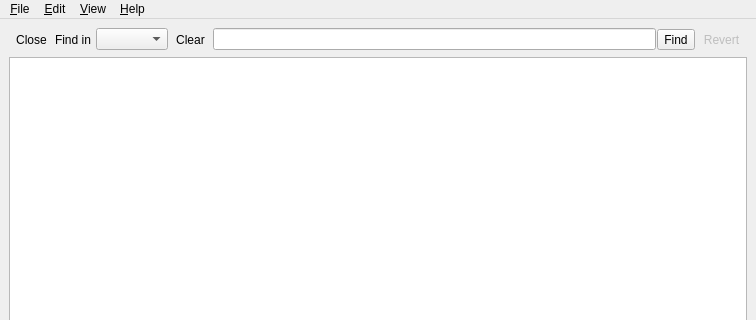
azurvii/cdsilo, file mainwindow.ui: the form before one commit; both pictures show x 0 to 756 and y 0 to 320 of the 756 by 582 pixel window.
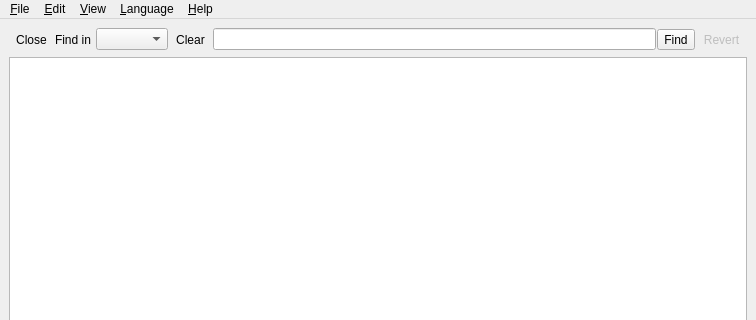
The form after the commit. Icons and pictures are not drawn.

```diff
--- a/mainwindow.ui
+++ b/mainwindow.ui
@@ -404,9 +404,17 @@
     <addaction name="actionAbout" />
     <addaction name="actionAboutQt" />
    </widget>
+   <widget class="QMenu" name="menuLanguage" >
+    <property name="title" >
+     <string>&amp;Language</string>
+    </property>
+    <addaction name="actionLangEnglish" />
+    <addaction name="actionLangChineseSimplified" />
+   </widget>
    <addaction name="menuFile" />
    <addaction name="menuEdit" />
    <addaction name="menuView" />
+   <addaction name="menuLanguage" />
    <addaction name="menuHelp" />
   </widget>
   <widget class="QStatusBar" name="statusbar" />
```
Left out of the diff: 16 changed lines with no effect on the pictures.
